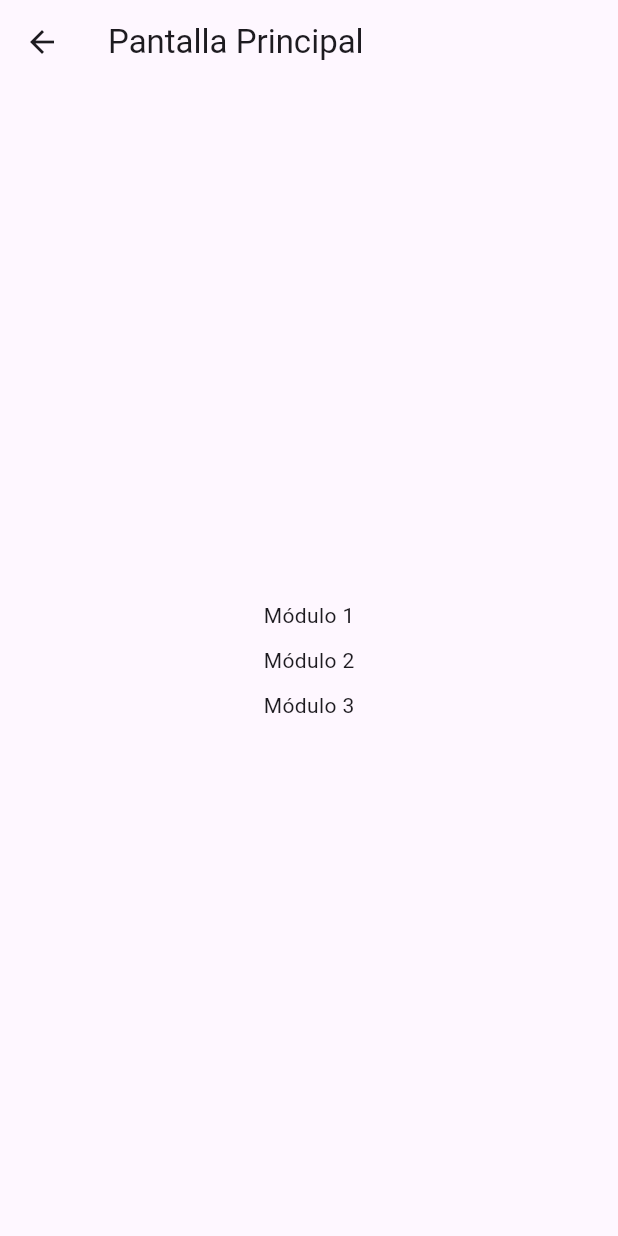
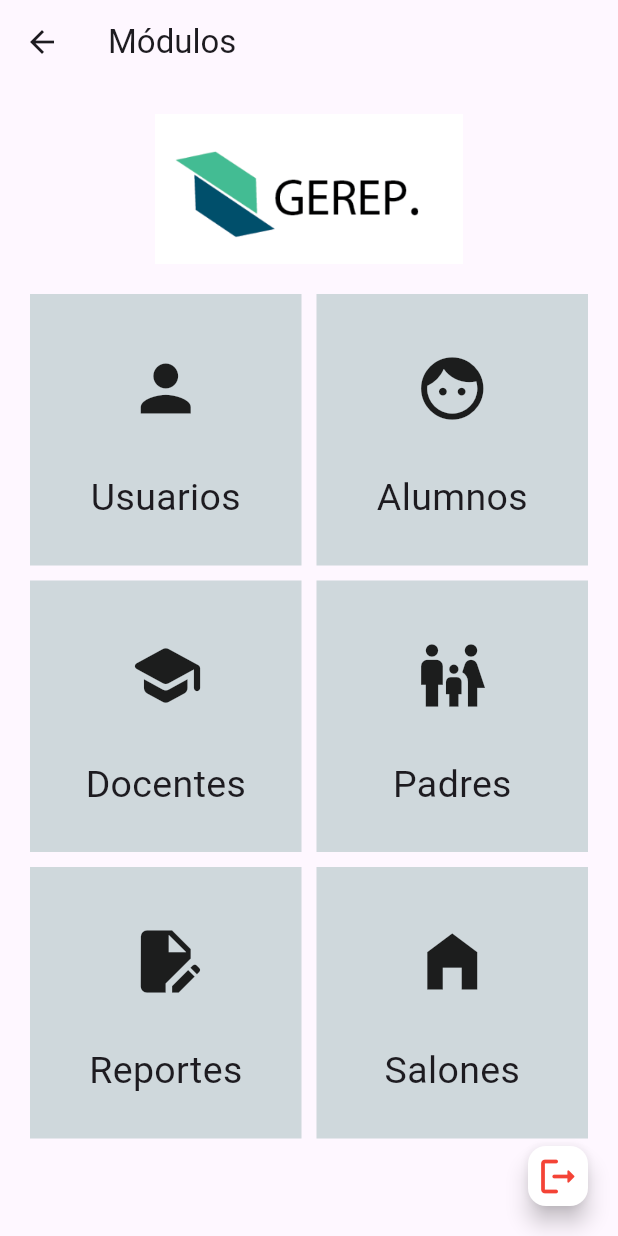
Before and after one commit to AlfredL24/gerep, a Flutter app: the MainScreenView screen opened by its route, on a phone screen of 412 x 824 dp. Run offline on Flutter 3.47's test engine with Material 3 defaults, Android fonts, the phone set to English and light mode, and no system bars; our stand-ins replace sqflite; accounts and stored records are empty.

Commit message:
Agregué un Gridview en main_screen que muestra los módulos, agregué el archivo dart modulo_usuarios y agregué su ruta en el main para la navegación

```diff
--- a/lib/main.dart
+++ b/lib/main.dart
@@ -1,10 +1,12 @@
 import 'package:flutter/material.dart';
+import 'package:gerep/modulo_usuarios.dart';
 import 'welcome_view.dart';
 import 'login_view.dart';
 import 'forgot_password_view.dart';
 import 'reset_credentials_view.dart';
 import 'main_screen_view.dart';
 import 'splash_screen.dart';
+import 'modulo_usuarios.dart';
 
 void main() {
   runApp(MyApp());
@@ -24,6 +26,7 @@ class MyApp extends StatelessWidget {
         '/forgotPassword': (context) => ForgotPasswordView(),
         '/resetCredentials': (context) => ResetCredentialsView(),
         '/mainScreen': (context) => MainScreenView(),
+        '/moduloUsuarios': (context) => ModuloUsuarios(),
       },
     );
   }
--- a/lib/main_screen_view.dart
+++ b/lib/main_screen_view.dart
@@ -1,23 +1,125 @@
 import 'package:flutter/material.dart';
+import 'package:path/path.dart';
+import 'login_view.dart';
+import 'main.dart';
+import 'modulo_usuarios.dart';
 
 class MainScreenView extends StatelessWidget {
+  void _irModuloUsuarios(BuildContext context) {
+    Navigator.pushNamed(context, '/moduloUsuarios');
+  }
+
+  void _regresarLogin(BuildContext context) {
+    Navigator.pushNamed(context, '/login');
+  }
+
   @override
   Widget build(BuildContext context) {
     return Scaffold(
       appBar: AppBar(
-        title: Text('Pantalla Principal'),
+        title: Text('Módulos'),
       ),
-      body: Center(
-        child: Column(
-          mainAxisAlignment: MainAxisAlignment.center,
-          children: <Widget>[
-            Text('Módulo 1'),
-            SizedBox(height: 10),
-            Text('Módulo 2'),
-            SizedBox(height: 10),
-            Text('Módulo 3'),
-            // Aquí puedes ir agregando los módulos que desees.
-          ],
+      body: Column(
+        children: [
+          SizedBox(height: 20),
+          Image.asset('assets/logo_gerep.png', height: 100),
+          Expanded(
+            child: GridView.count(
+              primary: false,
+              padding: const EdgeInsets.all(20),
+              crossAxisSpacing: 10,
+              mainAxisSpacing: 10,
+              crossAxisCount: 2,
+              children: <Widget>[
+                InkWell(
+                  onTap: () => _irModuloUsuarios(context),
+                  child: Container(
+                    padding: const EdgeInsets.all(8),
+                    color: Colors.blueGrey[100],
+                    child: Column(
+                      children: [
+                        SizedBox(height: 30),
+                        Icon(Icons.person, size: 50),
+                        SizedBox(height: 30),
+                        const Text('Usuarios', style: TextStyle(fontSize: 25)),
+                      ],
+                    ),
+                  ),
+                ),
+                Container(
+                  padding: const EdgeInsets.all(8),
+                  color: Colors.blueGrey[100],
+                  child: Column(
+                    children: [
+                      SizedBox(height: 30),
+                      Icon(Icons.face_sharp, size: 50),
+                      SizedBox(height: 30),
+                      Text('Alumnos', style: TextStyle(fontSize: 25)),
+                    ],
+                  ),
+                ),
+                Container(
+                  padding: const EdgeInsets.all(8),
+                  color: Colors.blueGrey[100],
+                  child: Column(
+                    children: [
+                      SizedBox(height: 30),
+                      Icon(Icons.school_rounded, size: 50),
+                      SizedBox(height: 30),
+                      const Text('Docentes', style: TextStyle(fontSize: 25)),
+                    ],
+                  ),
+                ),
+                Container(
+                  padding: const EdgeInsets.all(8),
+                  color: Colors.blueGrey[100],
+                  child: Column(
+                    children: [
+                      SizedBox(height: 30),
+                      Icon(Icons.family_restroom, size: 50),
+                      SizedBox(height: 30),
+                      const Text('Padres', style: TextStyle(fontSize: 25)),
+                    ],
+                  ),
+                ),
+                Container(
+                  padding: const EdgeInsets.all(8),
+                  color: Colors.blueGrey[100],
+                  child: Column(
+                    children: [
+                      SizedBox(height: 30),
+                      Icon(Icons.edit_document, size: 50),
+                      SizedBox(height: 30),
+                      const Text('Reportes', style: TextStyle(fontSize: 25)),
+                    ],
+                  ),
+                ),
+                Container(
+                  padding: const EdgeInsets.all(8),
+                  color: Colors.blueGrey[100],
+                  child: Column(
+                    children: [
+                      SizedBox(height: 30),
+                      Icon(Icons.home_filled, size: 50),
+                      SizedBox(height: 30),
+                      const Text('Salones', style: TextStyle(fontSize: 25)),
+                    ],
+                  ),
+                ),
+              ],
+            ),
+          ),
+        ],
+      ),
+      floatingActionButton: FloatingActionButton(
+        mini: true,
+        backgroundColor: Colors.white,
+        onPressed: () => _regresarLogin(context),
+        tooltip: 'Cerrar sesión',
+        child: const Icon(
+          Icons.logout_rounded,
+          color: Colors.red,
+          size: 30,
         ),
       ),
     );
--- /dev/null
+++ b/lib/modulo_usuarios.dart
@@ -0,0 +1,22 @@
+import 'package:flutter/material.dart';
+import 'main_screen_view.dart';
+
+class ModuloUsuarios extends StatelessWidget {
+  @override
+  Widget build(BuildContext context) {
+    return Scaffold(
+      appBar: AppBar(
+        title: Text('Módulo Usuarios'),
+      ),
+      body: Center(
+        child: Column(
+          mainAxisAlignment: MainAxisAlignment.center,
+          children: <Widget>[
+            Text('Módulo Usuarios'),
+            // Aquí puedes ir agregando los módulos que desees.
+          ],
+        ),
+      ),
+    );
+  }
+}
```
Also changed, not shown: 129 other files.
